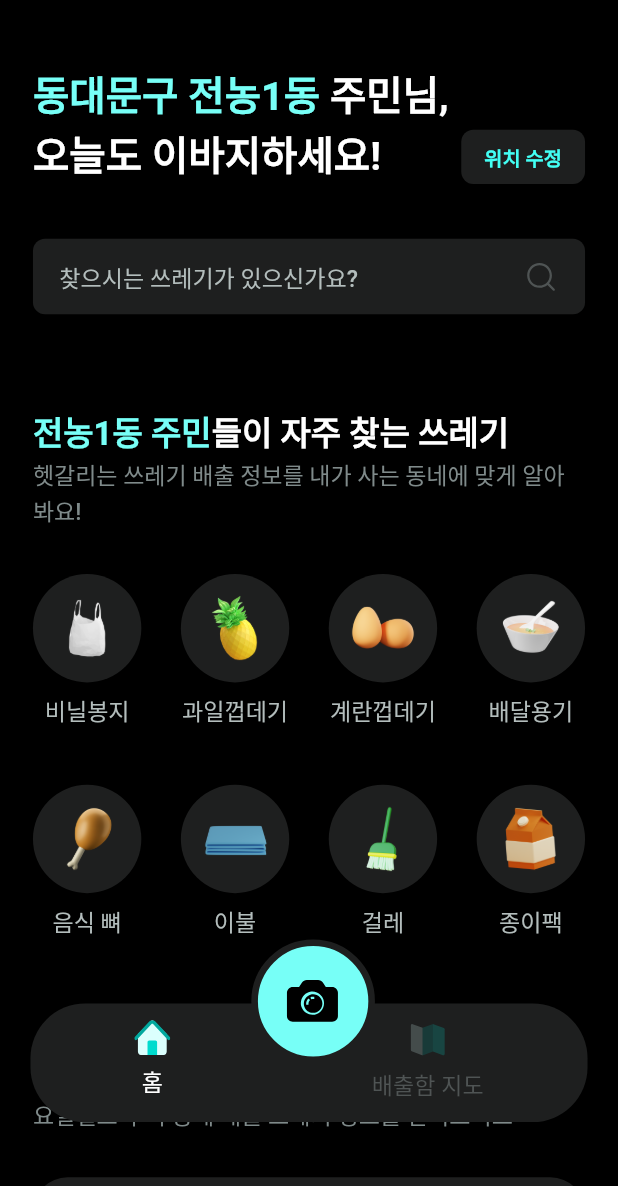
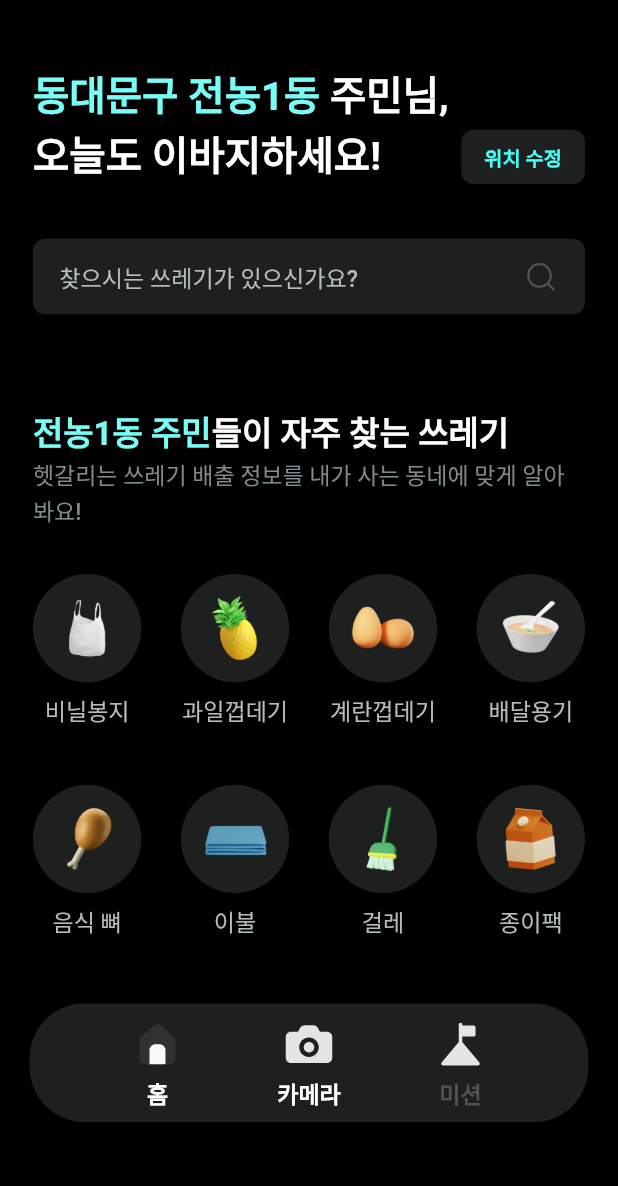
Before and after one commit to foreco-ibaji/Wiz-App-version1, a Flutter app: the screen it shows after launch, on a phone screen of 412 x 824 dp, the part 50-1236 px from its top. Run offline on Flutter 3.47's test engine with Material 2 defaults, Android fonts, the phone set to English and light mode, and no system bars; our stand-ins replace camera, device_preview, dio, flutter_dotenv, flutter_image_compress, flutter_screenutil and 10 more; missing offline and left inert: flutter_barcode_scanner, flutter_naver_map; network calls fail; Roboto replaces fonts that are missing (Pretendard); project files that could hold a hidden picture were left out.

Commit message:
layout:#5 bottomNavi layout 변경 | build error로 인한 archive

```diff
--- a/lib/modules/home/view/home_view.dart
+++ b/lib/modules/home/view/home_view.dart
@@ -344,17 +344,14 @@ class HomeScreen extends GetView<HomeController> {
           )
         ],
       ),
-      floatingActionButtonLocation: FloatingActionButtonLocation.centerDocked,
-      floatingActionButton: Stack(children: [
-        Container(
+      bottomNavigationBar: Container(
         alignment: Alignment.center,
         width: 338.w,
         height: 72.w,
         margin: EdgeInsets.symmetric(horizontal: 18.w, vertical: 42.h),
         padding: EdgeInsets.symmetric(horizontal: 63.w, vertical: 11.h),
         decoration: BoxDecoration(
-              color: AppColors.grey1,
-              borderRadius: BorderRadius.circular(36.r)),
+            color: AppColors.grey1, borderRadius: BorderRadius.circular(36.r)),
         child: Row(
           crossAxisAlignment: CrossAxisAlignment.center,
           mainAxisAlignment: MainAxisAlignment.spaceBetween,
@@ -362,11 +359,21 @@ class HomeScreen extends GetView<HomeController> {
             GestureDetector(
               onTap: (() async {}),
               child: Column(children: [
-                  SvgPicture.asset("asset/image/icon/ic_home_24.svg"),
+                SvgPicture.asset("asset/image/icon/ic_bottom_home_32.svg"),
                 SizedBox(
                   height: 4.h,
                 ),
-                  Text("홈", style: AppTextStyles.title3Medium)
+                Text("홈", style: AppTextStyles.title3Bold)
+              ]),
+            ),
+            GestureDetector(
+              onTap: (() async {}),
+              child: Column(children: [
+                SvgPicture.asset("asset/image/icon/ic_bottom_camera_32.svg"),
+                SizedBox(
+                  height: 4.h,
+                ),
+                Text("카메라", style: AppTextStyles.title3Bold)
               ]),
             ),
             GestureDetector(
@@ -374,39 +381,18 @@ class HomeScreen extends GetView<HomeController> {
                 await Get.offAllNamed(Routes.map);
               }),
               child: Column(children: [
-                  SvgPicture.asset("asset/image/icon/ic_map_26.svg"),
+                SvgPicture.asset("asset/image/icon/ic_bottom_mission_32.svg"),
                 SizedBox(
                   height: 4.h,
                 ),
-                  Text("배출함 지도",
-                      style: AppTextStyles.title3Medium
+                Text("미션",
+                    style: AppTextStyles.title3Bold
                         .copyWith(color: AppColors.grey3))
               ]),
-              )
+            ),
           ],
         ),
       ),
-        Positioned(
-          left: 152.w,
-          child: GestureDetector(
-            onTap: (() async {
-              await Get.toNamed(Routes.camera);
-            }),
-            child: Container(
-              padding: EdgeInsets.all(18.h),
-              width: 75.w,
-              height: 75.w,
-              decoration: BoxDecoration(
-                  color: AppColors.primary7,
-                  shape: BoxShape.circle,
-                  border: Border.all(color: AppColors.grey1, width: 4.w)),
-              child: SvgPicture.asset(
-                "asset/image/icon/ic_camera_34.svg",
-              ),
-            ),
-          ),
-        ),
-      ]),
     );
   }
 }
--- a/pubspec.yaml
+++ b/pubspec.yaml
@@ -83,7 +83,7 @@ flutter:
   uses-material-design: true
 
   assets:
-    - lib/.env
+    - .env
     - asset/image/icon/
     - asset/image/object/
     - asset/image/real-object/
```
Also changed, not shown: asset/image/icon/ic_bottom_camera_32.svg (added), asset/image/icon/ic_bottom_home_32.svg (added), asset/image/icon/ic_bottom_mission_32.svg (added). Lines whose indentation alone changed are shown as unchanged.
